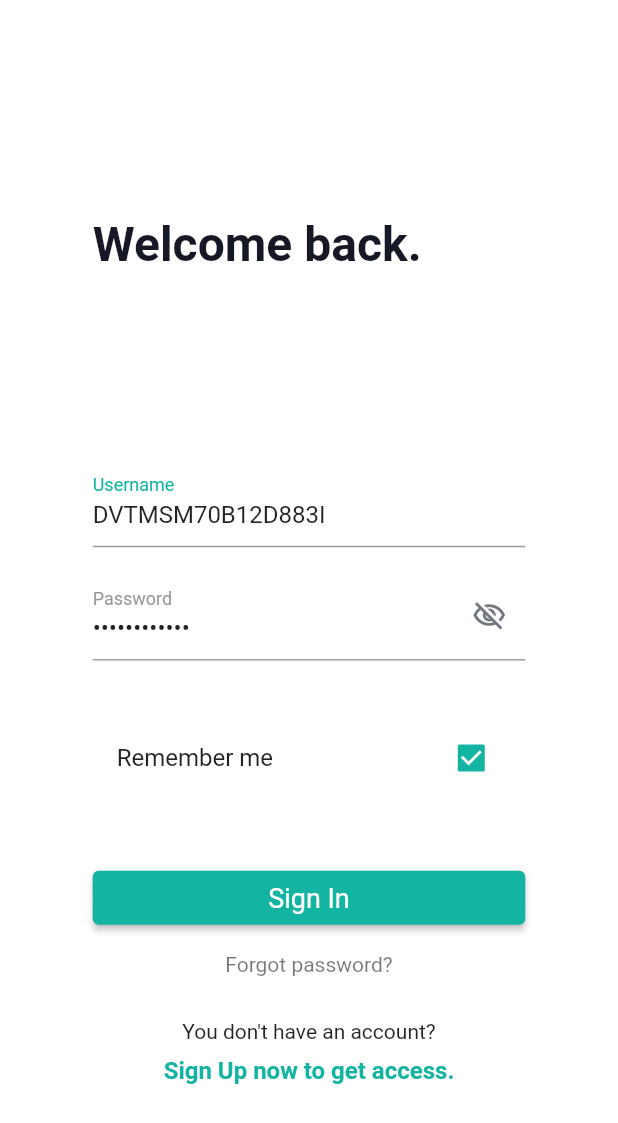
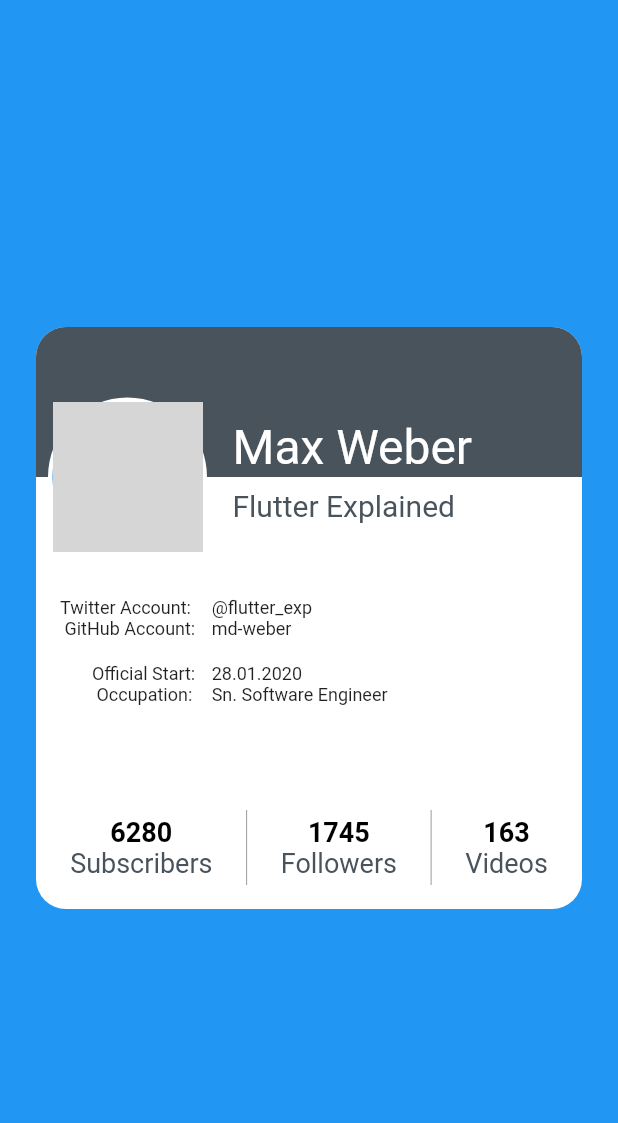
Before and after one commit to maxdevis/resettami, a Flutter app: the screen it shows after launch, on a phone screen of 412 x 824 dp. Shown: the top 1123 px of the screen. Run offline on Flutter 3.47's test engine with Material 2 defaults, Android fonts, the phone set to English and light mode, and no system bars; our stand-ins replace device_preview, fl_chart, flutter_easyloading, flutter_secure_storage, flutter_svg, font_awesome_flutter and 2 more; network calls fail; grey boxes are pictures that could not be loaded.

Commit message:
fine scheda paziente

```diff
--- a/lib/Screens/assistiti/Anamnesi/HealtCheck.dart
+++ b/lib/Screens/assistiti/Anamnesi/HealtCheck.dart
@@ -14,9 +14,6 @@ class HealtCheckScreenState extends State<HealtCheckScreen> {
   Widget build(BuildContext context) {
     return Scaffold(
       backgroundColor: Colors.white,
-      appBar: const MyAppBar(
-        title: 'Healthcheck',
-      ),
       drawer: MyDrawer(title: 'Resettami Parkylon'),
       //set drawer from app_drawer.dart
       //set like this where ever you want
--- a/lib/Screens/assistiti/Anamnesi/anamnesi.dart
+++ b/lib/Screens/assistiti/Anamnesi/anamnesi.dart
@@ -3,7 +3,7 @@ import 'package:resettami_app/Component/myAppBar.dart';
 import 'package:resettami_app/Component/myDrawer.dart';
 import 'package:resettami_app/Screens/assistiti/Anamnesi/HealtCheck.dart';
 import 'package:resettami_app/Screens/assistiti/appointments.dart';
-import 'package:resettami_app/utils/Constants.dart';
+
 
 class anamnesiScreen extends StatefulWidget {
   const anamnesiScreen({super.key});
@@ -39,9 +39,9 @@ class _anamensiState extends State<anamnesiScreen> {
   Widget build(BuildContext context) {
     return Scaffold(
         backgroundColor: Colors.white,
-        /*appBar: const MyAppBar(
+        appBar: const MyAppBar(
           title: 'Resettami Parkylon',
-        ),*/
+        ),
         drawer: MyDrawer(title: 'Resettami Parkylon'),
         body: Center(
           child: _widgetOptions.elementAt(_selectedIndex),
@@ -64,7 +64,7 @@ class _anamensiState extends State<anamnesiScreen> {
                 label: 'Business',
               ),
               BottomNavigationBarItem(
-                icon: Icon(Icons.monitor),
+                icon: Icon(Icons.calendar_month),
                 label: 'Appuntamenti',
               ),
               BottomNavigationBarItem(
--- /dev/null
+++ b/lib/Screens/assistiti/SchedaPaziente.dart
@@ -0,0 +1,229 @@
+import 'package:flutter/material.dart';
+
+const darkColor = Color(0xFF49535C);
+
+class SchedaPaziente extends StatelessWidget {
+  const SchedaPaziente({super.key});
+
+  @override
+  Widget build(BuildContext context) {
+    var montserrat = const TextStyle(
+      fontSize: 12,
+    );
+    return Material(
+      child: Container(
+        height: double.infinity,
+        width: double.infinity,
+        decoration: const BoxDecoration(
+          color: Colors.blue,
+        ),
+        child: Center(
+          child: Padding(
+            padding: const EdgeInsets.symmetric(horizontal: 24),
+            child: Container(
+              constraints: const BoxConstraints(maxWidth: 400),
+              decoration: BoxDecoration(
+                color: Colors.white,
+                borderRadius: BorderRadius.circular(20),
+              ),
+              child: Column(
+                mainAxisSize: MainAxisSize.min,
+                crossAxisAlignment: CrossAxisAlignment.start,
+                children: [
+                  SizedBox(
+                    height: 150,
+                    child: Stack(
+                      children: [
+                        ClipPath(
+                          clipper: AvatarClipper(),
+                          child: Container(
+                            height: 100,
+                            decoration: const BoxDecoration(
+                              color: darkColor,
+                              borderRadius: BorderRadius.only(
+                                topRight: Radius.circular(20),
+                                topLeft: Radius.circular(20),
+                              ),
+                            ),
+                          ),
+                        ),
+                        const Positioned(
+                          left: 11,
+                          top: 50,
+                          child: Row(
+                            children: [
+                              CircleAvatar(
+                                radius: 50,
+                                backgroundImage: NetworkImage(
+                                    "https://steamcdn-a.akamaihd.net/steamcommunity/public/images/avatars/22/22a4f44d8c8f1451f0eaa765e80b698bab8dd826_full.jpg"),
+                              ),
+                              SizedBox(width: 20),
+                              Column(
+                                crossAxisAlignment: CrossAxisAlignment.start,
+                                children: [
+                                  Text(
+                                    "Max Weber",
+                                    style: TextStyle(
+                                      fontSize: 32,
+                                      color: Color(0xFFFFFFFF),
+                                    ),
+                                  ),
+                                  SizedBox(height: 8),
+                                  Text(
+                                    "Flutter Explained",
+                                    style: TextStyle(
+                                      fontSize: 20,
+                                      color: darkColor,
+                                    ),
+                                  ),
+                                  SizedBox(height: 8)
+                                ],
+                              )
+                            ],
+                          ),
+                        ),
+                      ],
+                    ),
+                  ),
+                  Padding(
+                    padding: const EdgeInsets.symmetric(
+                      horizontal: 16,
+                      vertical: 30,
+                    ),
+                    child: Row(
+                      children: [
+                        Column(
+                          crossAxisAlignment: CrossAxisAlignment.end,
+                          children: [
+                            Text(
+                              "Twitter Account: \n GitHub Account: ",
+                              style: montserrat,
+                            ),
+                            const SizedBox(height: 16),
+                            Text(
+                              "Official Start: \n Occupation: ",
+                              style: montserrat,
+                            ),
+                          ],
+                        ),
+                        const SizedBox(width: 8),
+                        Column(
+                          crossAxisAlignment: CrossAxisAlignment.start,
+                          children: [
+                            Text("@flutter_exp", style: montserrat),
+                            Text("md-weber", style: montserrat),
+                            const SizedBox(height: 16),
+                            Text("28.01.2020", style: montserrat),
+                            Text("Sn. Software Engineer", style: montserrat),
+                          ],
+                        )
+                      ],
+                    ),
+                  ),
+                  const SizedBox(height: 40),
+                  Padding(
+                    padding: const EdgeInsets.only(
+                        left: 8.0, right: 8.0, bottom: 8.0),
+                    child: Row(
+                      mainAxisAlignment: MainAxisAlignment.spaceEvenly,
+                      crossAxisAlignment: CrossAxisAlignment.center,
+                      children: [
+                        Column(
+                          children: [
+                            Text(
+                              "6280",
+                              style: buildMontserrat(
+                                const Color(0xFF000000),
+                                fontWeight: FontWeight.bold,
+                              ),
+                            ),
+                            Text(
+                              "Subscribers",
+                              style: buildMontserrat(darkColor),
+                            )
+                          ],
+                        ),
+                        const SizedBox(
+                          height: 50,
+                          child: VerticalDivider(
+                            color: Color(0xFF9A9A9A),
+                          ),
+                        ),
+                        Column(
+                          children: [
+                            Text(
+                              "1745",
+                              style: buildMontserrat(
+                                const Color(0xFF000000),
+                                fontWeight: FontWeight.bold,
+                              ),
+                            ),
+                            Text(
+                              "Followers",
+                              style: buildMontserrat(darkColor),
+                            )
+                          ],
+                        ),
+                        const SizedBox(
+                          height: 50,
+                          child: VerticalDivider(
+                            color: Color(0xFF9A9A9A),
+                          ),
+                        ),
+                        Column(
+                          children: [
+                            Text(
+                              "163",
+                              style: buildMontserrat(
+                                const Color(0xFF000000),
+                                fontWeight: FontWeight.bold,
+                              ),
+                            ),
+                            Text(
+                              "Videos",
+                              style: buildMontserrat(darkColor),
+                            )
+                          ],
+                        ),
+                      ],
+                    ),
+                  ),
+                  const SizedBox(height: 8)
+                ],
+              ),
+            ),
+          ),
+        ),
+      ),
+    );
+  }
+
+  TextStyle buildMontserrat(
+      Color color, {
+        FontWeight fontWeight = FontWeight.normal,
+      }) {
+    return TextStyle(
+      fontSize: 18,
+      color: color,
+      fontWeight: fontWeight,
+    );
+  }
+}
+
+class AvatarClipper extends CustomClipper<Path> {
+  @override
+  Path getClip(Size size) {
+    return Path()
+      ..lineTo(0, size.height)
+      ..lineTo(8, size.height)
+      ..arcToPoint(Offset(114, size.height), radius: const Radius.circular(1))
+      ..lineTo(size.width, size.height)
+      ..lineTo(size.width, 0)
+      ..close();
+  }
+
+  @override
+  bool shouldReclip(covariant CustomClipper<Path> oldClipper) {
+    return true;
+  }
+}
--- a/lib/Screens/assistiti/searchList.dart
+++ b/lib/Screens/assistiti/searchList.dart
@@ -1,6 +1,9 @@
 import 'package:flutter/material.dart';
+import 'package:resettami_app/Component/myAppBar.dart';
+import 'package:resettami_app/Component/myDrawer.dart';
 import 'package:resettami_app/Models/Assistito.dart';
 import 'package:resettami_app/Screens/assistiti/Anamnesi/anamnesi.dart';
+import 'package:resettami_app/Screens/assistiti/SchedaPaziente.dart';
 
 class searchListScreen extends StatelessWidget {
   const searchListScreen({super.key, required this.assistito});
@@ -10,29 +13,10 @@ class searchListScreen extends StatelessWidget {
   @override
   Widget build(BuildContext context) {
     return Scaffold(
-      backgroundColor: const Color(0xffebebeb),
-      appBar: AppBar(
-        elevation: 4,
-        centerTitle: false,
-        automaticallyImplyLeading: false,
-        backgroundColor: const Color(0xffffffff),
-        shape: const RoundedRectangleBorder(
-          borderRadius: BorderRadius.zero,
-        ),
-        title: const Text(
-          "Listing",
-          style: TextStyle(
-            fontWeight: FontWeight.w700,
-            fontStyle: FontStyle.normal,
-            fontSize: 18,
-            color: Color(0xff000000),
-          ),
-        ),
-        leading: const Icon(
-          Icons.arrow_back,
-          color: Color(0xff212435),
-          size: 24,
-        ),
+      backgroundColor: const Color(0xffffffff),
+      drawer: MyDrawer(title: 'Resettami Parkylon'),
+      appBar: const MyAppBar(
+        title: 'Resettami Parkylon',
       ),
       body: ListView.builder(
         itemCount: assistito.model?.length,
@@ -42,8 +26,8 @@ class searchListScreen extends StatelessWidget {
               width: double.infinity,
               child: Card(
                 margin: const EdgeInsets.all(5),
-                color: const Color(0xffffffff),
-                shadowColor: const Color(0xff000000),
+                color: const Color(0xff00A19B),
+                shadowColor: Colors.white,
                 elevation: 1,
                 shape: RoundedRectangleBorder(
                   borderRadius: BorderRadius.circular(6.0),
@@ -93,17 +77,25 @@ class searchListScreen extends StatelessWidget {
                         ),
                       ),
                     ),
-                    const Padding(
-                      padding: EdgeInsets.fromLTRB(10, 8, 8, 8),
-                      child: Icon(
-                        Icons.supervised_user_circle,
-                        color: Color(0xff212435),
-                        size: 24,
+                    Padding(
+                      padding: const EdgeInsets.fromLTRB(10, 8, 8, 8),
+                      child: IconButton(
+                        color: Colors.white,
+                        icon: const Icon(Icons.supervised_user_circle),
+                        onPressed: () {
+                          Navigator.push(
+                            context,
+                            MaterialPageRoute(
+                              builder: (context) => const SchedaPaziente(),
+                            ),
+                          );
+                        },
                       ),
                     ),
                     Padding(
                       padding: const EdgeInsets.fromLTRB(10, 8, 8, 8),
                       child: IconButton(
+                        color: Colors.white,
                         icon: const Icon(Icons.table_view),
                         onPressed: () {
                           Navigator.push(
--- a/lib/main.dart
+++ b/lib/main.dart
@@ -2,6 +2,7 @@ import 'package:flutter/foundation.dart';
 import 'package:flutter/material.dart';
 import 'package:device_preview/device_preview.dart';
 import 'package:resettami_app/Screens/Splash.dart';
+import 'package:resettami_app/Screens/assistiti/SchedaPaziente.dart';
 import 'package:resettami_app/utils/Constants.dart';
 import 'package:flutter_easyloading/flutter_easyloading.dart';
 import 'package:flutter_localizations/flutter_localizations.dart';
@@ -25,7 +26,7 @@ class MyApp extends StatelessWidget {
       theme: ThemeData.light(),
       darkTheme: ThemeData.dark(),
       navigatorKey: navigatorKey,
-      home: const SplashScreen(),
+      home: const SchedaPaziente(),
       debugShowCheckedModeBanner: false,
       initialRoute: '/',
       builder: EasyLoading.init(),
```
Also changed, not shown: assets/images/img1.png, 1 other file.
